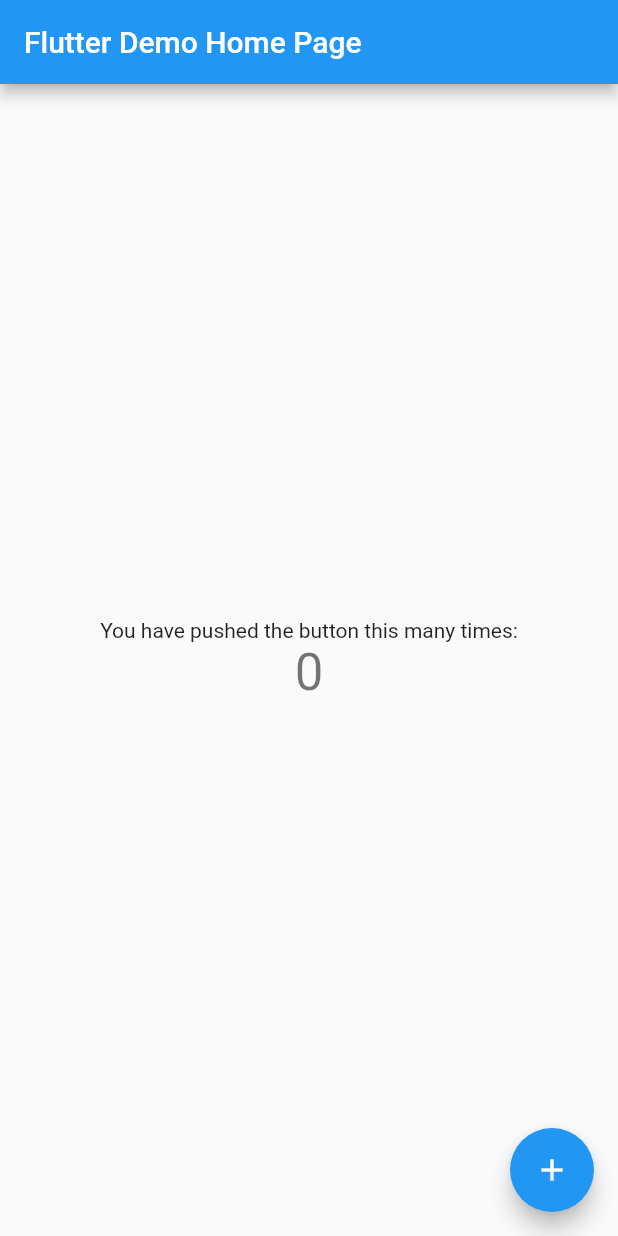
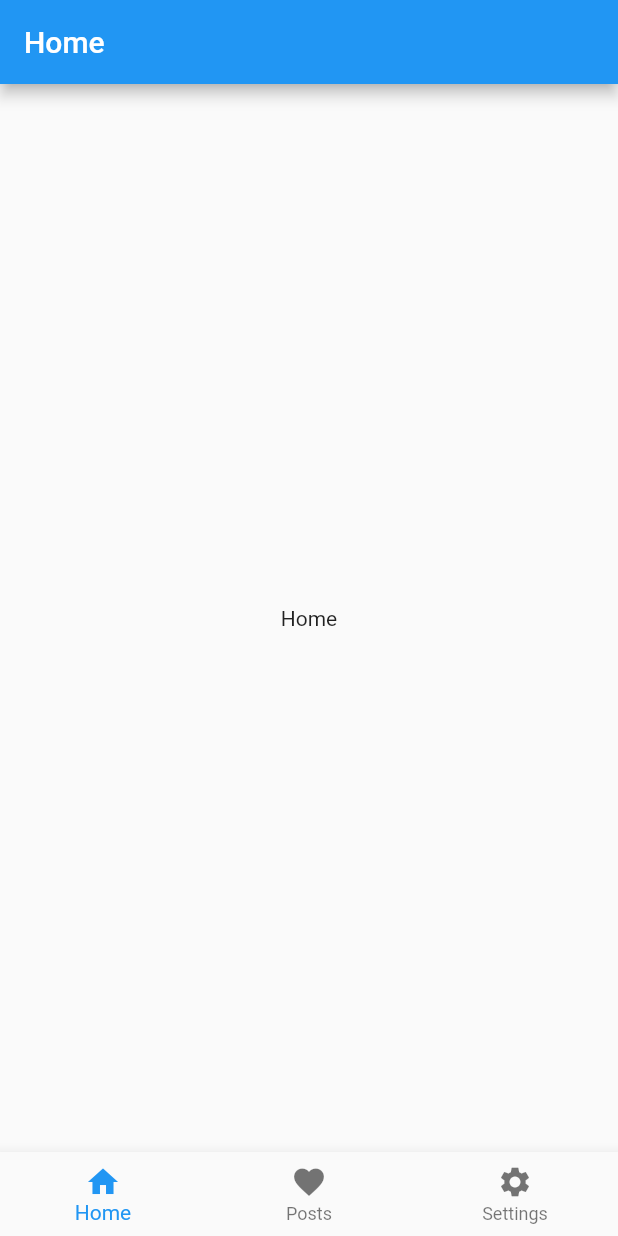
Before and after one commit to DesignCodeArt/flutter_starter_app, a Flutter app: the screen it shows after launch, on a phone screen of 412 x 824 dp. Run offline on Flutter 3.47's test engine with Material 2 defaults, Android fonts, the phone set to English and light mode, and no system bars; our stand-ins replace auto_route, get_it.

Commit message:
[Add] auto_route

```diff
--- /dev/null
+++ b/lib/app.dart
@@ -0,0 +1,18 @@
+import 'package:flutter/material.dart';
+import 'package:flutter_starter/app/app.dart';
+import 'package:get_it/get_it.dart';
+
+class App extends StatelessWidget {
+  App({Key? key}) : super(key: key);
+
+  final AppRouter _appRouter = GetIt.I.get();
+
+  @override
+  Widget build(BuildContext context) {
+    return MaterialApp.router(
+      debugShowCheckedModeBanner: false,
+      routerDelegate: _appRouter.delegate(),
+      routeInformationParser: _appRouter.defaultRouteParser(),
+    );
+  }
+}
--- /dev/null
+++ b/lib/app/app.dart
@@ -0,0 +1,2 @@
+export './routing/routing.dart';
+export './services/services.dart';
--- /dev/null
+++ b/lib/app/routing/routing.dart
@@ -0,0 +1 @@
+export './app_router.gr.dart';
--- a/lib/main.dart
+++ b/lib/main.dart
@@ -1,115 +1,10 @@
 import 'package:flutter/material.dart';
+import 'package:flutter_starter/app/app.dart';
 
-void main() {
-  runApp(const MyApp());
+import 'app.dart';
+
+Future main() async {
+  WidgetsFlutterBinding.ensureInitialized();
+  await initServices();
+  runApp(App());
 }
-
-class MyApp extends StatelessWidget {
-  const MyApp({Key? key}) : super(key: key);
-
-  // This widget is the root of your application.
-  @override
-  Widget build(BuildContext context) {
-    return MaterialApp(
-      title: 'Flutter Demo',
-      theme: ThemeData(
-        // This is the theme of your application.
-        //
-        // Try running your application with "flutter run". You'll see the
-        // application has a blue toolbar. Then, without quitting the app, try
-        // changing the primarySwatch below to Colors.green and then invoke
-        // "hot reload" (press "r" in the console where you ran "flutter run",
-        // or simply save your changes to "hot reload" in a Flutter IDE).
-        // Notice that the counter didn't reset back to zero; the application
-        // is not restarted.
-        primarySwatch: Colors.blue,
-      ),
-      home: const MyHomePage(title: 'Flutter Demo Home Page'),
-    );
-  }
-}
-
-class MyHomePage extends StatefulWidget {
-  const MyHomePage({Key? key, required this.title}) : super(key: key);
-
-  // This widget is the home page of your application. It is stateful, meaning
-  // that it has a State object (defined below) that contains fields that affect
-  // how it looks.
-
-  // This class is the configuration for the state. It holds the values (in this
-  // case the title) provided by the parent (in this case the App widget) and
-  // used by the build method of the State. Fields in a Widget subclass are
-  // always marked "final".
-
-  final String title;
-
-  @override
-  State<MyHomePage> createState() => _MyHomePageState();
-}
-
-class _MyHomePageState extends State<MyHomePage> {
-  int _counter = 0;
-
-  void _incrementCounter() {
-    setState(() {
-      // This call to setState tells the Flutter framework that something has
-      // changed in this State, which causes it to rerun the build method below
-      // so that the display can reflect the updated values. If we changed
-      // _counter without calling setState(), then the build method would not be
-      // called again, and so nothing would appear to happen.
-      _counter++;
-    });
-  }
-
-  @override
-  Widget build(BuildContext context) {
-    // This method is rerun every time setState is called, for instance as done
-    // by the _incrementCounter method above.
-    //
-    // The Flutter framework has been optimized to make rerunning build methods
-    // fast, so that you can just rebuild anything that needs updating rather
-    // than having to individually change instances of widgets.
-    return Scaffold(
-      appBar: AppBar(
-        // Here we take the value from the MyHomePage object that was created by
-        // the App.build method, and use it to set our appbar title.
-        title: Text(widget.title),
-      ),
-      body: Center(
-        // Center is a layout widget. It takes a single child and positions it
-        // in the middle of the parent.
-        child: Column(
-          // Column is also a layout widget. It takes a list of children and
-          // arranges them vertically. By default, it sizes itself to fit its
-          // children horizontally, and tries to be as tall as its parent.
-          //
-          // Invoke "debug painting" (press "p" in the console, choose the
-          // "Toggle Debug Paint" action from the Flutter Inspector in Android
-          // Studio, or the "Toggle Debug Paint" command in Visual Studio Code)
-          // to see the wireframe for each widget.
-          //
-          // Column has various properties to control how it sizes itself and
-          // how it positions its children. Here we use mainAxisAlignment to
-          // center the children vertically; the main axis here is the vertical
-          // axis because Columns are vertical (the cross axis would be
-          // horizontal).
-          mainAxisAlignment: MainAxisAlignment.center,
-          children: <Widget>[
-            const Text(
-              'You have pushed the button this many times:',
-            ),
-            Text(
-              '$_counter',
-              style: Theme.of(context).textTheme.headline4,
-            ),
-          ],
-        ),
-      ),
-      floatingActionButton: FloatingActionButton(
-        onPressed: _incrementCounter,
-        tooltip: 'Increment',
-        child: const Icon(Icons.add),
-      ), // This trailing comma makes auto-formatting nicer for build methods.
-    );
-  }
-}
--- /dev/null
+++ b/lib/ui/pages/home/home_page.dart
@@ -0,0 +1,17 @@
+import 'package:flutter/material.dart';
+
+class HomePage extends StatelessWidget {
+  const HomePage({Key? key}) : super(key: key);
+
+  @override
+  Widget build(BuildContext context) {
+    return Scaffold(
+      appBar: AppBar(
+        title: const Text('Home'),
+      ),
+      body: const Center(
+        child: Text('Home'),
+      ),
+    );
+  }
+}
--- /dev/null
+++ b/lib/ui/pages/main/main.dart
@@ -0,0 +1,36 @@
+import 'dart:developer';
+
+import 'package:auto_route/auto_route.dart';
+import 'package:flutter/material.dart';
+import 'package:flutter_starter/app/app.dart';
+
+class MainPage extends StatelessWidget {
+  const MainPage({Key? key}) : super(key: key);
+
+  @override
+  Widget build(context) {
+    return AutoTabsScaffold(
+      routes: [
+        const HomeRoute(),
+        PostsRoute(),
+        const SettingsRouter(),
+      ],
+      bottomNavigationBuilder: (_, tabsRouter) {
+        return BottomNavigationBar(
+          currentIndex: tabsRouter.activeIndex,
+          onTap: (index) {
+            log('tap on index: $index');
+            tabsRouter.setActiveIndex(index);
+            log('Current path: ${tabsRouter.currentPath}');
+          },
+          items: const [
+            BottomNavigationBarItem(label: 'Home', icon: Icon(Icons.home)),
+            BottomNavigationBarItem(label: 'Posts', icon: Icon(Icons.favorite)),
+            BottomNavigationBarItem(
+                label: 'Settings', icon: Icon(Icons.settings)),
+          ],
+        );
+      },
+    );
+  }
+}
--- /dev/null
+++ b/lib/ui/ui.dart
@@ -0,0 +1 @@
+export './pages/pages.dart';
--- a/pubspec.yaml
+++ b/pubspec.yaml
@@ -34,6 +34,8 @@ dependencies:
   # The following adds the Cupertino Icons font to your application.
   # Use with the CupertinoIcons class for iOS style icons.
   cupertino_icons: ^1.0.2
+  auto_route: ^4.2.1
+  get_it: ^7.2.0
 
 dev_dependencies:
   flutter_test:
@@ -45,6 +47,8 @@ dev_dependencies:
   # package. See that file for information about deactivating specific lint
   # rules and activating additional ones.
   flutter_lints: ^2.0.0
+  auto_route_generator: ^4.2.0
+  build_runner: ^2.2.0
 
 # For information on the generic Dart part of this file, see the
 # following page: https://dart.dev/tools/pub/pubspec
```
Also changed, not shown: lib/app/routing/app_router.dart (added, +9 -0 lines), lib/app/services/services.dart (added, +7 -0 lines), lib/ui/pages/faq/faq_page.dart (added, +17 -0 lines), lib/ui/pages/pages.dart (added, +44 -0 lines), lib/ui/pages/post_detail/post_detail_page.dart (added, +22 -0 lines), lib/ui/pages/posts/posts_page.dart (added, +26 -0 lines), lib/ui/pages/settings/settings_page.dart (added, +26 -0 lines), lib/app/routing/app_router.gr.dart (added), pubspec.lock, 3 other files.
